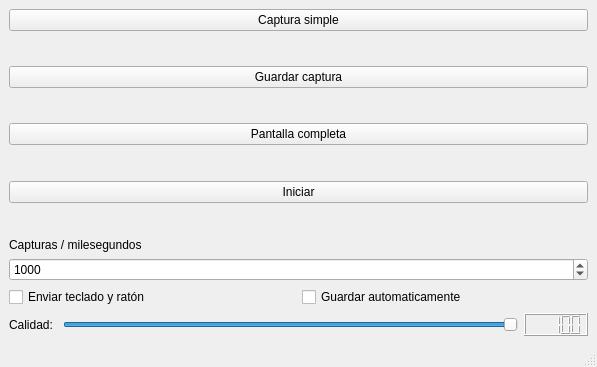
Before: the Qt Designer form src/cliente/Forms/ventanaescritorio.ui in svn2github/demonio, drawn with Qt 5.
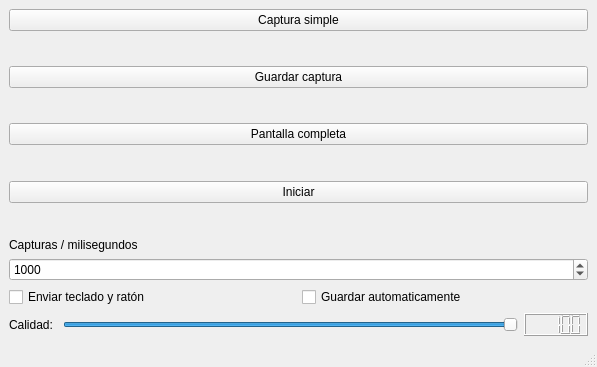
After: the same form once the commit is applied.

What changed in the file:
```diff
--- a/src/cliente/Forms/ventanaescritorio.ui
+++ b/src/cliente/Forms/ventanaescritorio.ui
@@ -102,7 +102,7 @@
         <item>
          <widget class="QLabel" name="labelCap">
           <property name="text">
-           <string>Capturas / milesegundos</string>
+           <string>Capturas / milisegundos</string>
           </property>
          </widget>
         </item>
```
Left out of the diff: 2 changed lines with no effect on the pictures.
